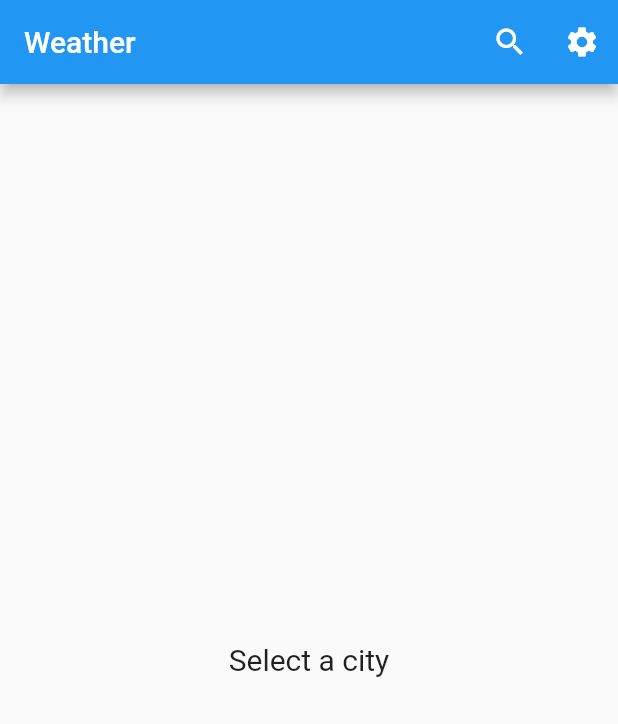
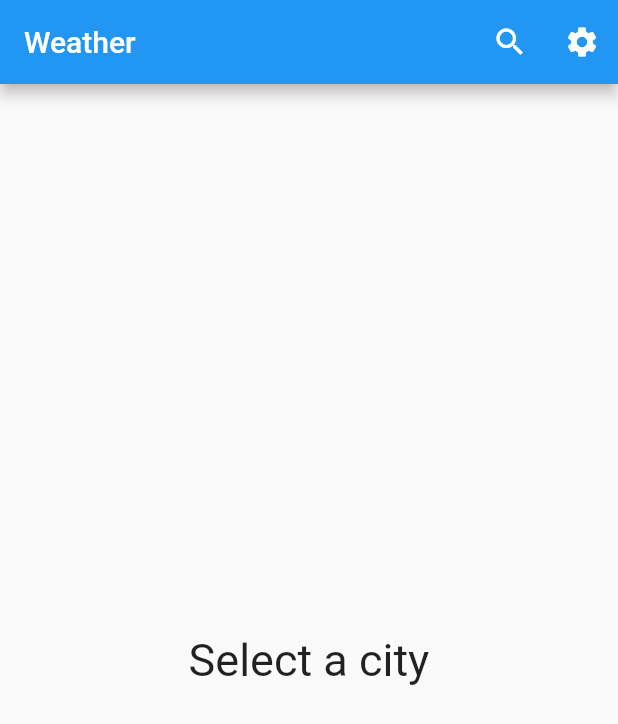
Before and after one commit to Khalid-AC/weather-app, a Flutter app: the screen it shows after launch, on a phone screen of 412 x 824 dp. Shown: the top 724 px of the screen. Run offline on Flutter 3.47's test engine with Material 2 defaults, Android fonts, the phone set to English and light mode, and no system bars; our stand-ins replace equatable.

Commit message:
fontSize modified

```diff
--- a/lib/pages/home_page.dart
+++ b/lib/pages/home_page.dart
@@ -118,7 +118,7 @@ class _HomepageState extends State<Homepage> {
 
     if (weatherState.weatherStatus == WeatherStatus.initial) {
       return const Center(
-          child: Text("Select a city", style: TextStyle(fontSize: 20.0)));
+          child: Text("Select a city", style: TextStyle(fontSize: 30.0)));
     }
 
     if (weatherState.weatherStatus == WeatherStatus.loading) {
@@ -128,7 +128,7 @@ class _HomepageState extends State<Homepage> {
     if (weatherState.weatherStatus == WeatherStatus.error &&
         weatherState.weather.cityName == "") {
       return const Center(
-          child: Text("Select a city", style: TextStyle(fontSize: 20.0)));
+          child: Text("Select a city", style: TextStyle(fontSize: 30.0)));
     }
 
     return ListView(
@@ -179,12 +179,12 @@ class _HomepageState extends State<Homepage> {
             Column(
               children: [
                 Text(
-                  showTemperature(weatherState.weather.mainTemp),
+                  showTemperature(weatherState.weather.maxTemp),
                   style: const TextStyle(fontSize: 16.0),
                 ),
                 const SizedBox(height: 10.0),
                 Text(
-                  showTemperature(weatherState.weather.mainTemp),
+                  showTemperature(weatherState.weather.minTemp),
                   style: const TextStyle(fontSize: 16.0),
                 ),
               ],
```
